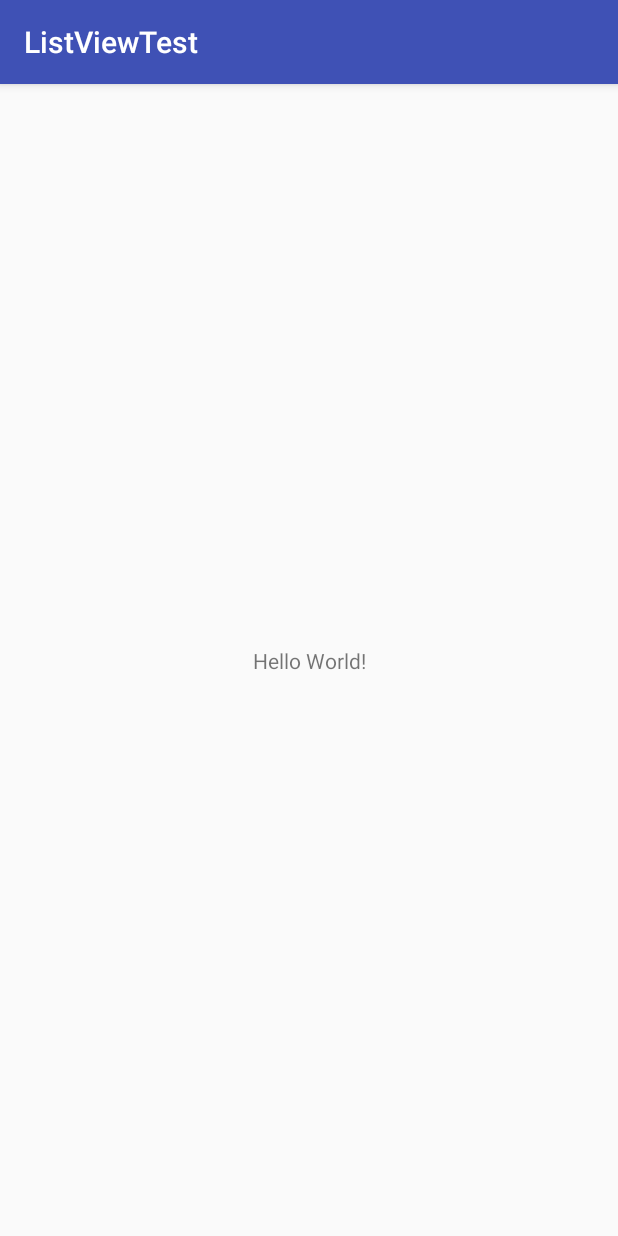
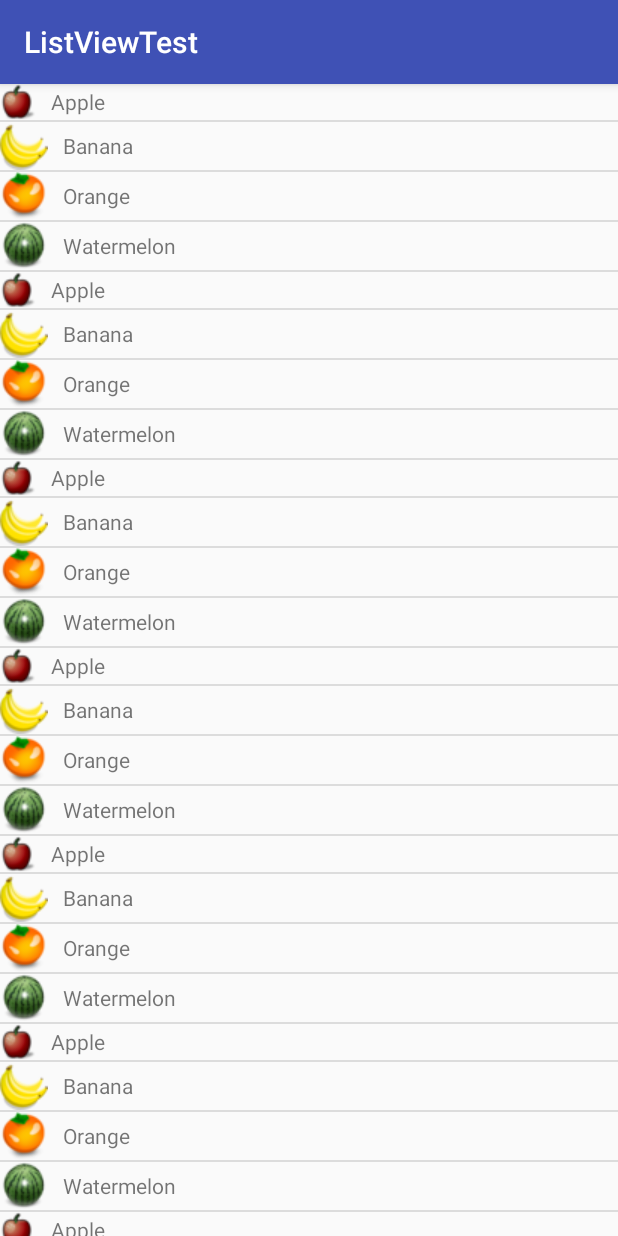
Before and after one commit to imlhb/StudyAndroid, an Android app: the screen it shows after launch (MainActivity), on a phone screen of 412 x 824 dp. Run offline under Robolectric (Android 15) with nearby library versions, the phone set to English and light mode, and no system bars.

Commit message:
最常用和最难用的控件 ListView

```diff
--- /dev/null
+++ b/ListViewTest/app/src/main/java/com/example/listviewtest/Fruit.java
@@ -0,0 +1,19 @@
+package com.example.listviewtest;
+
+public class Fruit {
+    private String name;
+    private int imageId;
+
+    public Fruit(String name ,int imageId){
+        this.name = name;
+        this.imageId = imageId;
+    }
+
+    public String getName() {
+        return name;
+    }
+
+    public int getImageId() {
+        return imageId;
+    }
+}
--- /dev/null
+++ b/ListViewTest/app/src/main/java/com/example/listviewtest/FruitAdapter.java
@@ -0,0 +1,61 @@
+package com.example.listviewtest;
+import android.annotation.SuppressLint;
+import android.content.Context;
+import android.support.annotation.NonNull;
+import android.support.annotation.Nullable;
+import android.util.Log;
+import android.view.LayoutInflater;
+import android.view.View;
+import android.view.ViewGroup;
+import android.widget.ArrayAdapter;
+import android.widget.ImageView;
+import android.widget.TextView;
+import java.util.List;
+
+
+public class FruitAdapter  extends ArrayAdapter<Fruit>{
+    private int resourceId;
+
+    FruitAdapter(Context context, int textViewResourceId, List<Fruit> objects){
+        super(context , textViewResourceId , objects);
+        resourceId = textViewResourceId;
+    }
+
+    @NonNull
+    @Override
+    public View getView(int position, @Nullable View convertView, @NonNull ViewGroup parent) {
+        Fruit fruit = getItem(position);//获取当前项的Fruit实例
+        View view;
+        ViewHolder viewHolder;
+        if (convertView == null){
+            view = LayoutInflater.from(getContext()).inflate(resourceId,parent,false);
+            viewHolder = new ViewHolder();
+            viewHolder.fruitImage = view.findViewById(R.id.fruit_image);
+            viewHolder.fruitName = view.findViewById(R.id.fruit_name);
+            view.setTag(viewHolder);
+        }else {
+            view = convertView;
+            viewHolder = (ViewHolder) view.getTag();
+        }
+//        View view = LayoutInflater.from(getContext()).inflate(resourceId,parent,false);
+
+//        ImageView fruitImage = view.findViewById(R.id.fruit_image);
+//        TextView fruitName = view.findViewById(R.id.fruit_name);
+//        if (fruit != null) {
+//            fruitImage.setImageResource(fruit.getImageId());
+//            fruitName.setText(fruit.getName());
+//        }
+        if (fruit != null) {
+            viewHolder.fruitImage.setImageResource(fruit.getImageId());
+            viewHolder.fruitName.setText(fruit.getName());
+        }
+        return view;
+    }
+    class ViewHolder{
+        ImageView fruitImage;
+
+        TextView fruitName;
+    }
+
+
+}
--- a/ListViewTest/app/src/main/java/com/example/listviewtest/MainActivity.java
+++ b/ListViewTest/app/src/main/java/com/example/listviewtest/MainActivity.java
@@ -2,12 +2,56 @@ package com.example.listviewtest;
 
 import android.support.v7.app.AppCompatActivity;
 import android.os.Bundle;
+import android.view.View;
+import android.widget.AdapterView;
+import android.widget.ArrayAdapter;
+import android.widget.ListView;
+import android.widget.Toast;
+
+import java.util.ArrayList;
+import java.util.List;
 
 public class MainActivity extends AppCompatActivity {
 
+//    private String[] data = {"Apple" ,"Banana" ,"Orange" ,"Watermelon" ,"Pear" ,"Grape" ,"Pineapple" ,"Strawberry" ,"Cherry" ,"Mango","Apple" ,"Banana" ,"Orange" ,"Watermelon" ,"Pear" ,"Grape" ,"Pineapple" ,"Strawberry" ,"Cherry" ,"Mango" };
+
+    private List<Fruit> fruitList = new ArrayList<>();
+
     @Override
     protected void onCreate(Bundle savedInstanceState) {
+
         super.onCreate(savedInstanceState);
         setContentView(R.layout.activity_main);
+        initFruits();//初始化水果数据
+        FruitAdapter adapter = new FruitAdapter(MainActivity.this,R.layout.fruit_ietm,fruitList);
+
+//        ArrayAdapter<String> adapter = new ArrayAdapter<String>(MainActivity.this ,android.R.layout.simple_list_item_1,data);
+        ListView listView = findViewById(R.id.list_view);
+        listView.setAdapter(adapter);
+        listView.setOnItemClickListener(new AdapterView.OnItemClickListener(){
+            @Override
+            public void onItemClick(AdapterView<?> parent, View view, int position, long id) {
+                Fruit fruit = fruitList.get(position);
+                Toast.makeText(MainActivity.this,fruit.getName(),Toast.LENGTH_SHORT).show();
+            }
+        });
     }
+
+    private void initFruits() {
+//        初始化水果的数据
+        for (int i = 0; i<20; i++){
+            Fruit apple = new Fruit("Apple",R.drawable.apple);
+            fruitList.add(apple);//添加数据到fruitList
+
+            Fruit banana = new Fruit("Banana",R.drawable.banana);
+            fruitList.add(banana);
+
+            Fruit orange = new Fruit("Orange",R.drawable.orange);
+            fruitList.add(orange);
+
+            Fruit watermelon = new Fruit("Watermelon",R.drawable.watermelon);
+            fruitList.add(watermelon);
+        }
+    }
+
 }
--- a/ListViewTest/app/src/main/res/layout/activity_main.xml
+++ b/ListViewTest/app/src/main/res/layout/activity_main.xml
@@ -1,18 +1,11 @@
 <?xml version="1.0" encoding="utf-8"?>
-<android.support.constraint.ConstraintLayout xmlns:android="http://schemas.android.com/apk/res/android"
-    xmlns:app="http://schemas.android.com/apk/res-auto"
-    xmlns:tools="http://schemas.android.com/tools"
+<LinearLayout xmlns:android="http://schemas.android.com/apk/res/android"
     android:layout_width="match_parent"
-    android:layout_height="match_parent"
-    tools:context=".MainActivity">
+    android:layout_height="match_parent">
 
-    <TextView
-        android:layout_width="wrap_content"
-        android:layout_height="wrap_content"
-        android:text="Hello World!"
-        app:layout_constraintBottom_toBottomOf="parent"
-        app:layout_constraintLeft_toLeftOf="parent"
-        app:layout_constraintRight_toRightOf="parent"
-        app:layout_constraintTop_toTopOf="parent" />
+    <ListView
+        android:id="@+id/list_view"
+        android:layout_width="match_parent"
+        android:layout_height="match_parent"/>
 
-</android.support.constraint.ConstraintLayout>
+</LinearLayout>
--- /dev/null
+++ b/ListViewTest/app/src/main/res/layout/fruit_ietm.xml
@@ -0,0 +1,19 @@
+<?xml version="1.0" encoding="utf-8"?>
+<LinearLayout
+    xmlns:android="http://schemas.android.com/apk/res/android"
+    android:layout_width="match_parent"
+    android:layout_height="wrap_content">
+
+    <ImageView
+        android:id="@+id/fruit_image"
+        android:layout_width="wrap_content"
+        android:layout_height="wrap_content" />
+
+    <TextView
+        android:id="@+id/fruit_name"
+        android:layout_width="wrap_content"
+        android:layout_height="wrap_content"
+        android:layout_gravity="center_vertical"
+        android:layout_marginLeft="10dp"/>
+
+</LinearLayout>
--- a/ListViewTest/app/src/main/res/values/styles.xml
+++ b/ListViewTest/app/src/main/res/values/styles.xml
@@ -1,7 +1,7 @@
 <resources>
 
     <!-- Base application theme. -->
-    <style name="AppTheme" parent="Theme.AppCompat.Light.DarkActionBar">
+    <style name="AppTheme" parent="Base.Theme.AppCompat.Light.DarkActionBar">
         <!-- Customize your theme here. -->
         <item name="colorPrimary">@color/colorPrimary</item>
         <item name="colorPrimaryDark">@color/colorPrimaryDark</item>
```
Also changed, not shown: ListViewTest/app/src/main/res/drawable/apple.png (added), ListViewTest/app/src/main/res/drawable/banana.png (added), ListViewTest/app/src/main/res/drawable/orange.png (added), ListViewTest/app/src/main/res/drawable/pear.png (added), ListViewTest/app/src/main/res/drawable/watermelon.png (added).
